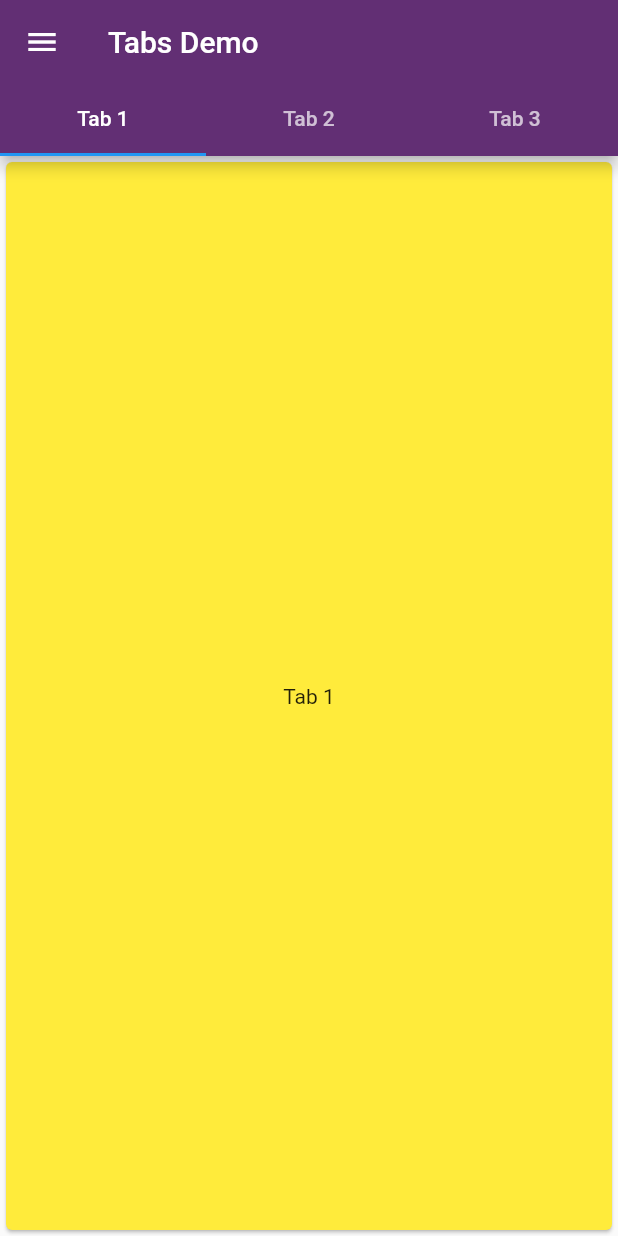
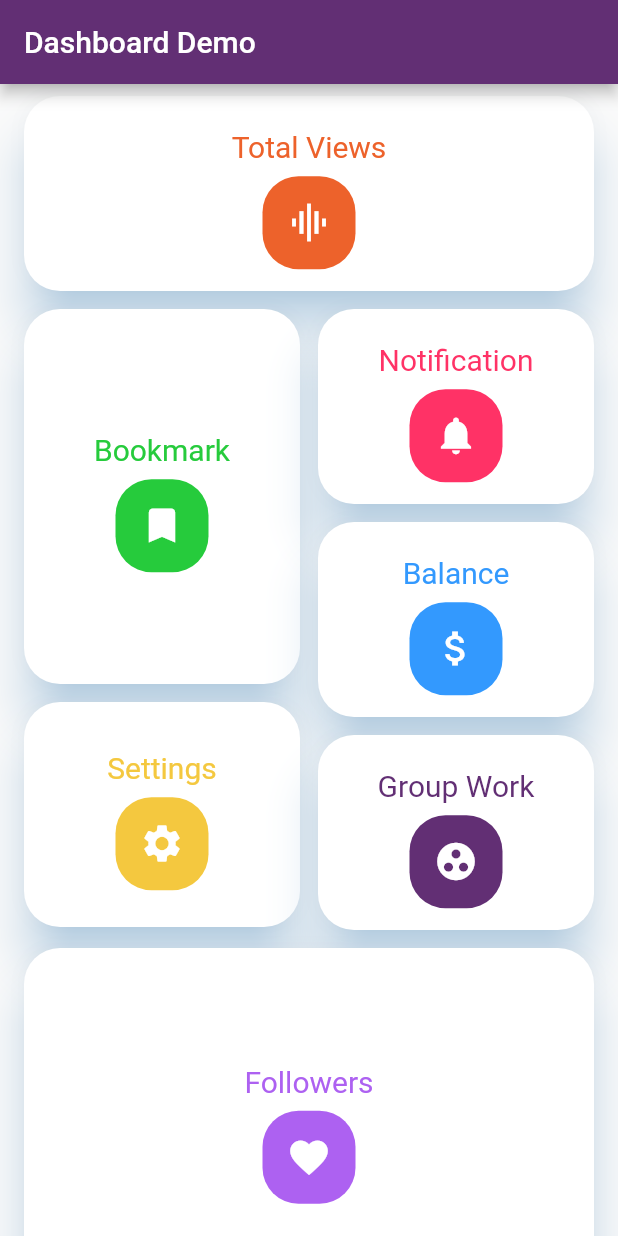
Before and after one commit to steven-ferrer/exploring_flutter, a Flutter app: the screen it shows after launch, on a phone screen of 412 x 824 dp. Run offline on Flutter 3.47's test engine with Material 2 defaults, Android fonts, the phone set to English and light mode, and no system bars; our stand-ins replace splashscreen.

Commit message:
added dashboard demo using staggered gridview

```diff
--- /dev/null
+++ b/lib/dashboard_demo.dart
@@ -0,0 +1,113 @@
+import 'package:flutter/material.dart';
+import 'package:flutter_staggered_grid_view/flutter_staggered_grid_view.dart';
+
+class DashboardDemo extends StatelessWidget {
+  @override
+  Widget build(BuildContext context) {
+    return MaterialApp(
+      theme: ThemeData(primaryColor: new Color(0xff622f74)),
+      home: Dashboard(),
+    );
+  }
+}
+
+class Dashboard extends StatefulWidget {
+  @override
+  _DashboardState createState() {
+    return _DashboardState();
+  }
+}
+
+class _DashboardState extends State<Dashboard> {
+  @override
+  Widget build(BuildContext context) {
+    return Scaffold(
+      appBar: AppBar(
+        title: Text(
+          'Dashboard Demo',
+          style: TextStyle(
+            color: Colors.white,
+          ),
+        ),
+      ),
+      body: StaggeredGridView.count(
+        crossAxisCount: 2,
+        crossAxisSpacing: 12.0, // vertical spacing
+        mainAxisSpacing: 12.0, // horizontal spacing
+        padding: EdgeInsets.symmetric(horizontal: 16.0, vertical: 8.0),
+        children: <Widget>[
+          _makeItem(Icons.graphic_eq, "Total Views", 0xffed622b),
+          _makeItem(Icons.bookmark, "Bookmark", 0xff26cb3c),
+          _makeItem(Icons.notifications, "Notification", 0xffff3266),
+          _makeItem(Icons.attach_money, "Balance", 0xff3399fe),
+          _makeItem(Icons.settings, "Settings", 0xfff4c83f),
+          _makeItem(Icons.group_work, "Group Work", 0xff622f74),
+          _makeItem(Icons.favorite, "Followers", 0xffad61f1),
+          _makeItem(Icons.message, "Messages", 0xff7297ff),
+        ],
+        staggeredTiles: [
+          StaggeredTile.extent(2, 130), // one tile occupying 2 columns
+          StaggeredTile.extent(1, 250), // one tile occupying 1 column
+          StaggeredTile.extent(1, 130),
+          StaggeredTile.extent(1, 130),
+          StaggeredTile.extent(1, 150),
+          StaggeredTile.extent(1, 130),
+          StaggeredTile.extent(2, 240),
+          StaggeredTile.extent(2, 120),
+        ],
+      ),
+    );
+  }
+
+  Material _makeItem(IconData icon, String heading, int color) {
+    return Material(
+      color: Colors.white,
+      elevation: 14.0,
+      shadowColor: Color(0x802196f3),
+      borderRadius: BorderRadius.circular(24.0),
+      child: Center(
+        child: Padding(
+            padding: const EdgeInsets.all(8.0),
+            child: Row(
+              mainAxisAlignment: MainAxisAlignment.center,
+              children: <Widget>[
+                Column(
+                  mainAxisAlignment: MainAxisAlignment.center,
+                  children: <Widget>[
+                    // text
+                    Center(
+                      child: Padding(
+                        padding: EdgeInsets.all(8.0),
+                        child: Text(
+                          heading,
+                          style: TextStyle(
+                            color: Color(color),
+                            fontSize: 20.0,
+                          ),
+                        ),
+                      ),
+                    ),
+                    // end text
+
+                    // icon
+                    Material(
+                      color: Color(color),
+                      borderRadius: BorderRadius.circular(24.0),
+                      child: Padding(
+                        padding: EdgeInsets.all(16.0),
+                        child: Icon(
+                          icon,
+                          color: Colors.white,
+                          size: 30.0,
+                        ),
+                      ),
+                    ),
+                    // end icon
+                  ],
+                ),
+              ],
+            )),
+      ),
+    );
+  }
+}
--- a/lib/main.dart
+++ b/lib/main.dart
@@ -11,13 +11,14 @@ import 'package:flutter/material.dart';
 // import './navigation_drawer_demo.dart' show NavigationDrawerDemo;
 // import './custom_fonts_demo.dart' show CustomFontsDemo;
 // import './gridview_demo.dart' show GridViewDemo;
-import './tabs_demo.dart' show TabsDemo;
+// import './tabs_demo.dart' show TabsDemo;
+import './dashboard_demo.dart' show DashboardDemo;
 
 void main() => runApp(MyApp());
 
 class MyApp extends StatelessWidget {
   @override
   Widget build(BuildContext context) {
-    return TabsDemo();
+    return DashboardDemo();
   }
 }
--- a/lib/navigation_drawer_demo.dart
+++ b/lib/navigation_drawer_demo.dart
@@ -15,7 +15,7 @@ class NavigationDrawerDemo extends StatelessWidget {
 }
 
 class MainScreen extends StatelessWidget {
-  GlobalKey<ScaffoldState> _scaffoldKey = new GlobalKey();
+  final GlobalKey<ScaffoldState> _scaffoldKey = new GlobalKey();
 
   @override
   Widget build(BuildContext context) {
--- a/pubspec.yaml
+++ b/pubspec.yaml
@@ -15,7 +15,8 @@ environment:
 dependencies:
   flutter:
     sdk: flutter
-  splashscreen:
+  splashscreen: "1.2.0"
+  flutter_staggered_grid_view: "^0.2.7"
 
   # The following adds the Cupertino Icons font to your application.
   # Use with the CupertinoIcons class for iOS style icons.
```
